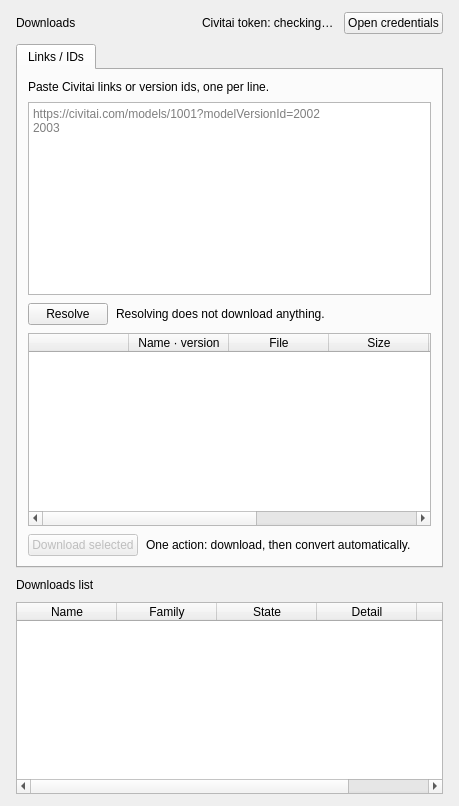
djebaz/dtflow, file src/dtflow/ui/forms/downloads_page.ui: the form before one commit.
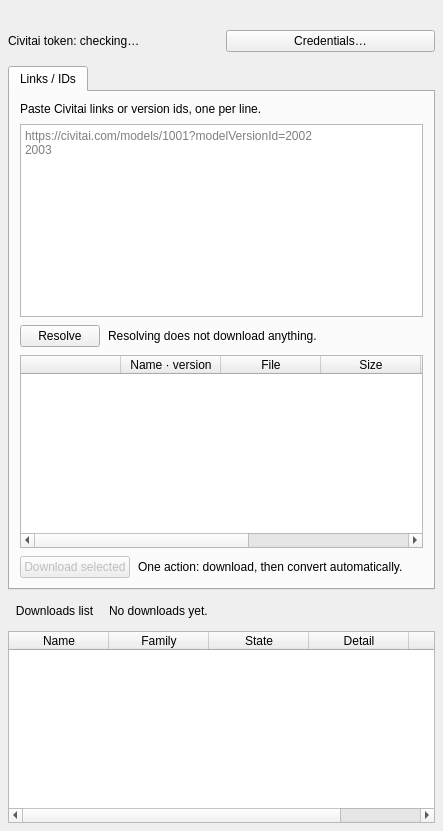
The form after the commit.

Commit message:
Make Downloads a full-width page with a collapsible downloads list
The brand and navigation move into the page header as in Logs and Images,
so no empty left column remains. The token chip sits at the right of the
tab bar and the downloads list is a toggle panel, closed by default, with
a one-line summary.

Diff of the .ui file:
```diff
--- a/src/dtflow/ui/forms/downloads_page.ui
+++ b/src/dtflow/ui/forms/downloads_page.ui
@@ -2,27 +2,32 @@
 <ui version="4.0">
  <class>DownloadsPage</class>
  <widget class="QWidget" name="downloadsWorkspace">
-  <layout class="QVBoxLayout" name="downloadsLayout" stretch="0,0,0,1">
+  <layout class="QVBoxLayout" name="downloadsLayout" stretch="0,0,1,0,0">
    <property name="spacing"><number>10</number></property>
-   <property name="leftMargin"><number>16</number></property><property name="topMargin"><number>12</number></property>
-   <property name="rightMargin"><number>16</number></property><property name="bottomMargin"><number>12</number></property>
+   <property name="leftMargin"><number>8</number></property><property name="topMargin"><number>0</number></property>
+   <property name="rightMargin"><number>8</number></property><property name="bottomMargin"><number>8</number></property>
    <item><layout class="QHBoxLayout" name="downloadsHeaderRow"><property name="spacing"><number>10</number></property>
-    <item><widget class="QLabel" name="downloadsTitle">
-     <property name="text"><string>Downloads</string></property>
-     <property name="role" stdset="0"><string>heading</string></property>
-    </widget></item>
+    <item><widget class="QWidget" name="downloadsBrandSlot"/></item>
+    <item><widget class="QWidget" name="downloadsNavigationSlot"/></item>
     <item><spacer name="downloadsHeaderSpacer"><property name="orientation"><enum>Qt::Horizontal</enum></property>
      <property name="sizeHint" stdset="0"><size><width>20</width><height>20</height></size></property></spacer></item>
+    <item><widget class="QWidget" name="downloadsImagesSlot"/></item>
+   </layout></item>
+   <item><widget class="QWidget" name="downloadsTokenBar">
+    <layout class="QHBoxLayout" name="downloadsTokenBarLayout"><property name="spacing"><number>8</number></property>
+     <property name="leftMargin"><number>0</number></property><property name="topMargin"><number>0</number></property>
+     <property name="rightMargin"><number>0</number></property><property name="bottomMargin"><number>4</number></property>
     <item><widget class="QLabel" name="downloadsTokenLabel">
      <property name="text"><string>Civitai token: checking…</string></property>
      <property name="role" stdset="0"><string>secondary</string></property>
      <property name="accessibleName"><string>Civitai token status</string></property>
     </widget></item>
     <item><widget class="QPushButton" name="downloadsCredentialsButton">
-     <property name="text"><string>Open credentials</string></property>
+      <property name="text"><string>Credentials…</string></property>
      <property name="toolTip"><string>Open the Download credentials card on the Connection page.</string></property>
     </widget></item>
-   </layout></item>
+    </layout>
+   </widget></item>
    <item><widget class="QTabWidget" name="downloadsTabs">
     <property name="currentIndex"><number>0</number></property>
     <widget class="QWidget" name="linksTab">
@@ -86,10 +91,24 @@
      </layout>
     </widget>
    </widget></item>
-   <item><widget class="QLabel" name="downloadsListTitle">
+   <item><layout class="QHBoxLayout" name="downloadsListHeader"><property name="spacing"><number>8</number></property>
+    <item><widget class="QToolButton" name="downloadsListToggle">
     <property name="text"><string>Downloads list</string></property>
-    <property name="role" stdset="0"><string>heading</string></property>
-   </widget></item>
+     <property name="checkable"><bool>true</bool></property>
+     <property name="checked"><bool>false</bool></property>
+     <property name="autoRaise"><bool>true</bool></property>
+     <property name="toolButtonStyle"><enum>Qt::ToolButtonTextBesideIcon</enum></property>
+     <property name="iconSize"><size><width>16</width><height>16</height></size></property>
+     <property name="accessibleName"><string>Show downloads list</string></property>
+     <property name="toolTip"><string>Show or hide the downloads list.</string></property>
+    </widget></item>
+    <item><widget class="QLabel" name="downloadsListSummary">
+     <property name="text"><string>No downloads yet.</string></property>
+     <property name="role" stdset="0"><string>secondary</string></property>
+    </widget></item>
+    <item><spacer name="downloadsListSpacer"><property name="orientation"><enum>Qt::Horizontal</enum></property>
+     <property name="sizeHint" stdset="0"><size><width>20</width><height>20</height></size></property></spacer></item>
+   </layout></item>
    <item><widget class="QTableWidget" name="downloadsTable">
     <property name="accessibleName"><string>Downloads list</string></property>
     <property name="minimumHeight"><number>150</number></property>
```
Left out of the diff: 4 changed lines with no effect on the pictures. Lines whose indentation alone changed are shown as unchanged. The commit also changes 3 other files.
